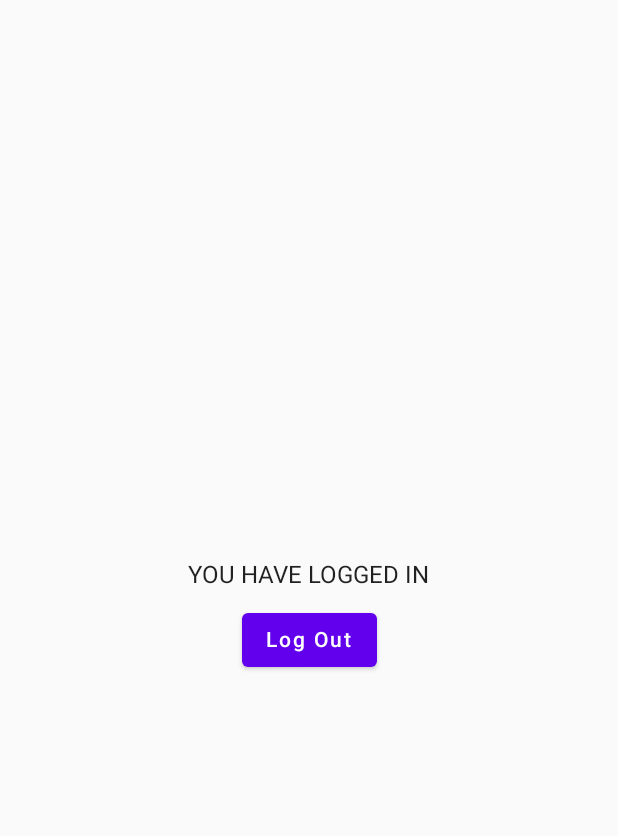
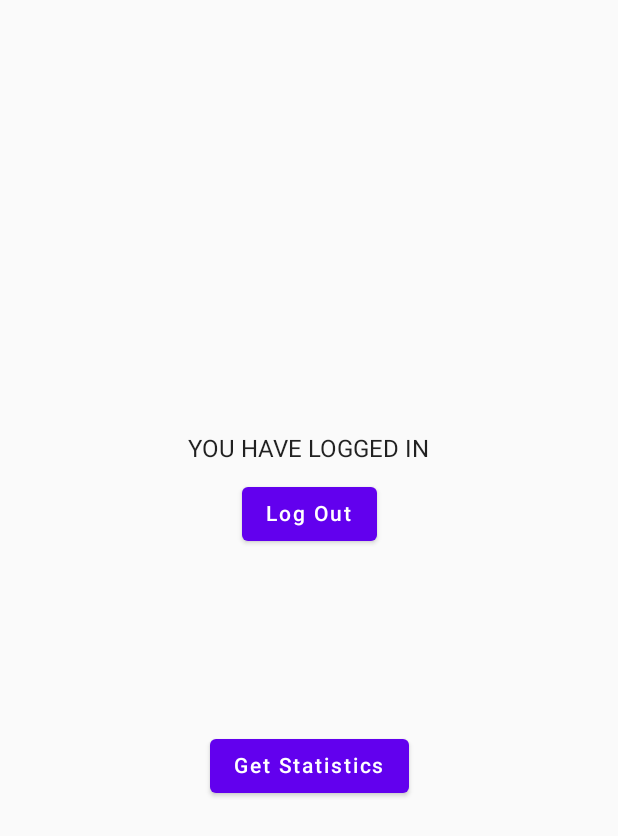
Before and after one commit to sergeymellowing/frontend_Android, an Android app built with Jetpack Compose: the screen it shows after launch (MainActivity), on a phone screen of 412 x 824 dp. Shown: the top 836 px of the screen. Run offline under Robolectric (Android 15) with nearby library versions, the phone set to English and light mode, and no system bars; libraries missing offline, so code that uses them is left out: com.amplifyframework.api, com.amplifyframework.auth, com.amplifyframework.core; Roboto replaces fonts that are not available here; 4 statements that could not run were skipped.

Commit message:
ADDED: 	- ApiNodeUser model 	- StatisticResponse model 	- StatisticsViewModel 	- AmplifyService / getStatistics fun

```diff
--- a/app/build.gradle
+++ b/app/build.gradle
@@ -63,5 +63,6 @@ dependencies {
 
     implementation "androidx.navigation:navigation-compose:2.5.3"
     implementation "org.jetbrains.kotlinx:kotlinx-coroutines-android:1.6.4"
+    implementation 'com.amplifyframework:aws-api:1.37.6'
     implementation "com.amplifyframework:aws-auth-cognito:1.36.2"
 }
--- a/app/src/main/java/com/mellowingfactory/sleepology/MainActivity.kt
+++ b/app/src/main/java/com/mellowingfactory/sleepology/MainActivity.kt
@@ -1,19 +1,33 @@
 package com.mellowingfactory.sleepology
 
+import android.app.Activity
+import android.content.Intent
 import android.os.Bundle
+import android.telephony.MbmsDownloadSession.RESULT_CANCELLED
+import android.telephony.SmsManager.RESULT_CANCELLED
+import android.util.Log
 import androidx.activity.ComponentActivity
 import androidx.activity.compose.setContent
 import androidx.activity.viewModels
 import androidx.compose.runtime.Composable
+import androidx.navigation.activity
 import androidx.navigation.compose.NavHost
 import androidx.navigation.compose.composable
 import androidx.navigation.compose.rememberNavController
+import com.amplifyframework.auth.AuthException
+import com.amplifyframework.auth.AuthProvider
+import com.amplifyframework.auth.cognito.AWSCognitoAuthPlugin
+import com.amplifyframework.auth.result.AuthSignInResult
+import com.amplifyframework.core.Amplify
 import com.mellowingfactory.sleepology.ui.auth.*
 import com.mellowingfactory.sleepology.ui.theme.SleepologyTheme
 import com.mellowingfactory.sleepology.viewmodel.AuthViewModel
+import com.mellowingfactory.sleepology.viewmodel.StatisticsViewModel
 
 class MainActivity : ComponentActivity() {
     private val viewModel by viewModels<AuthViewModel>()
+    private val statisticsViewModel by viewModels<StatisticsViewModel>()
+
     override fun onCreate(savedInstanceState: Bundle?) {
         super.onCreate(savedInstanceState)
 
@@ -24,6 +38,15 @@ class MainActivity : ComponentActivity() {
             SleepologyTheme {
                 AppNavigator()
             }
+        }
+    }
+
+    @Deprecated("Deprecated in Java")
+    override fun onActivityResult(requestCode: Int, resultCode: Int, data: Intent?) {
+        super.onActivityResult(requestCode, resultCode, data)
+
+        if (requestCode == AWSCognitoAuthPlugin.WEB_UI_SIGN_IN_ACTIVITY_CODE) {
+            Amplify.Auth.handleWebUISignInResponse(data)
         }
     }
 
@@ -48,7 +71,7 @@ class MainActivity : ComponentActivity() {
             }
 
             composable("session") {
-                SessionScreen(viewModel = viewModel)
+                SessionScreen(viewModel = viewModel, statisticsViewModel = statisticsViewModel)
             }
         }
     }
--- /dev/null
+++ b/app/src/main/java/com/mellowingfactory/sleepology/models/TimeFrame.kt
@@ -0,0 +1,5 @@
+package com.mellowingfactory.sleepology.models
+
+enum class Timeframe {
+    daily, weekly, monthly, yearly
+}
--- a/app/src/main/java/com/mellowingfactory/sleepology/ui/auth/SessionScreen.kt
+++ b/app/src/main/java/com/mellowingfactory/sleepology/ui/auth/SessionScreen.kt
@@ -1,27 +1,43 @@
 package com.mellowingfactory.sleepology.ui.auth
 
-import androidx.compose.foundation.layout.Arrangement
-import androidx.compose.foundation.layout.Column
-import androidx.compose.foundation.layout.fillMaxSize
+import androidx.compose.foundation.gestures.Orientation
+import androidx.compose.foundation.gestures.ScrollableState
+import androidx.compose.foundation.gestures.scrollable
+import androidx.compose.foundation.layout.*
 import androidx.compose.material.Button
 import androidx.compose.material.Text
 import androidx.compose.runtime.Composable
+import androidx.compose.runtime.getValue
 import androidx.compose.ui.Alignment
 import androidx.compose.ui.Modifier
 import androidx.compose.ui.unit.dp
 import com.mellowingfactory.sleepology.viewmodel.AuthViewModel
+import com.mellowingfactory.sleepology.viewmodel.StatisticsViewModel
 
 
 @Composable
-fun SessionScreen(viewModel: AuthViewModel) {
+fun SessionScreen(viewModel: AuthViewModel, statisticsViewModel: StatisticsViewModel) {
+    val scrollableState = ScrollableState { 1f }
+
     Column(
         verticalArrangement = Arrangement.spacedBy(10.dp, alignment = Alignment.CenterVertically),
         horizontalAlignment = Alignment.CenterHorizontally,
-        modifier = Modifier.fillMaxSize()
+        modifier = Modifier
+            .fillMaxSize()
+            .scrollable(state = scrollableState, orientation = Orientation.Vertical),
     ) {
         Text(text = "YOU HAVE LOGGED IN")
         Button(onClick = viewModel::logOut) {
             Text(text = "Log Out")
         }
+
+        Spacer(modifier = Modifier.height(100.dp))
+
+        // TODO: pass journalDate
+        // TODO: pass timeframe
+        Button(onClick = statisticsViewModel::getStatistics) {
+            Text(text = "Get Statistics")
+        }
+
     }
 }
--- /dev/null
+++ b/app/src/main/java/com/mellowingfactory/sleepology/viewmodel/StatisticsViewModel.kt
@@ -0,0 +1,24 @@
+package com.mellowingfactory.sleepology.viewmodel
+
+import androidx.compose.runtime.mutableStateOf
+import androidx.lifecycle.ViewModel
+import com.mellowingfactory.sleepology.models.LoginState
+import com.mellowingfactory.sleepology.models.Timeframe
+import com.mellowingfactory.sleepology.services.AmplifyService
+import com.mellowingfactory.sleepology.services.AmplifyServiceImpl
+import java.util.*
+
+class StatisticsViewModel: ViewModel() {
+    private val amplifyService: AmplifyService = AmplifyServiceImpl()
+    var journalDate = mutableStateOf(Date())
+        private set
+
+    var timeframe = mutableStateOf(Timeframe.weekly)
+        private set
+
+    fun getStatistics() {
+        amplifyService.getStatistics(journalDate.value, timeframe.value) {
+            // MARK: On complete closer
+        }
+    }
+}
```
Also changed, not shown: app/src/main/AndroidManifest.xml (+22 -0 lines), app/src/main/java/com/mellowingfactory/sleepology/models/ApiNodeUser.kt (added, +15 -0 lines), app/src/main/java/com/mellowingfactory/sleepology/models/StatisticsResponse.kt (added, +35 -0 lines), app/src/main/java/com/mellowingfactory/sleepology/services/AmplifyService.kt (+54 -3 lines), app/src/main/java/com/mellowingfactory/sleepology/static/StaticFunctions.kt (added, +19 -0 lines), app/src/main/java/com/mellowingfactory/sleepology/viewmodel/AuthViewModel.kt (+9 -0 lines), app/src/main/java/com/mellowingfactory/sleepology/models/AuthModels.kt (renamed from app/src/main/java/com/mellowingfactory/sleepology/models/Models.kt).
